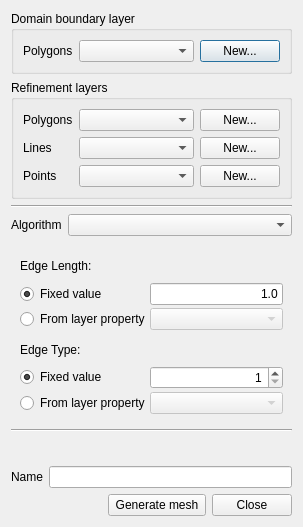
This is MeshToolsPlugin/ui_meshtoolsplugin.ui in jdugge/MeshTools as Qt 5 draws it before an edit. The edited form follows.
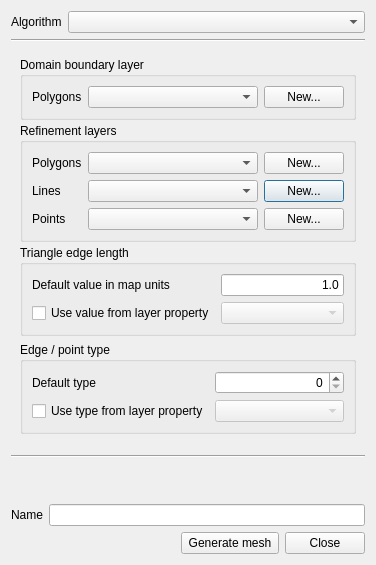
This is the edited form.

Diff of the .ui file:
```diff
--- a/MeshToolsPlugin/ui_meshtoolsplugin.ui
+++ b/MeshToolsPlugin/ui_meshtoolsplugin.ui
@@ -6,8 +6,8 @@
    <rect>
     <x>0</x>
     <y>0</y>
-    <width>303</width>
-    <height>527</height>
+    <width>376</width>
+    <height>565</height>
    </rect>
   </property>
   <property name="windowTitle">
@@ -15,20 +15,16 @@
   </property>
   <layout class="QVBoxLayout" name="verticalLayout">
    <item>
-    <widget class="QGroupBox" name="groupBox_2">
-     <property name="title">
-      <string>Domain boundary layer</string>
-     </property>
-     <layout class="QGridLayout" name="gridLayout">
-      <item row="0" column="0">
-       <widget class="QLabel" name="label_9">
+    <layout class="QHBoxLayout" name="horizontalLayout">
+     <item>
+      <widget class="QLabel" name="label_6">
         <property name="text">
-         <string>Polygons</string>
+        <string>Algorithm</string>
         </property>
        </widget>
       </item>
-      <item row="0" column="1">
-       <widget class="QComboBox" name="cbBoundaryPolygons">
+     <item>
+      <widget class="QComboBox" name="cbAlgorithm">
         <property name="sizePolicy">
          <sizepolicy hsizetype="Preferred" vsizetype="Fixed">
           <horstretch>1</horstretch>
@@ -37,17 +33,44 @@
         </property>
        </widget>
       </item>
-      <item row="0" column="2">
-       <widget class="QPushButton" name="pbNewPolygons_2">
-        <property name="text">
-         <string>New...</string>
-        </property>
-       </widget>
-      </item>
-     </layout>
+    </layout>
+   </item>
+   <item>
+    <widget class="Line" name="line_2">
+     <property name="orientation">
+      <enum>Qt::Horizontal</enum>
+     </property>
     </widget>
    </item>
    <item>
+    <widget class="QStackedWidget" name="swAlgorithmControls">
+     <property name="frameShape">
+      <enum>QFrame::NoFrame</enum>
+     </property>
+     <property name="frameShadow">
+      <enum>QFrame::Plain</enum>
+     </property>
+     <property name="currentIndex">
+      <number>0</number>
+     </property>
+     <widget class="QWidget" name="pageEasyMesh">
+      <layout class="QVBoxLayout" name="verticalLayout_2">
+       <item>
+        <widget class="QWidget" name="wEdgeLength" native="true">
+         <property name="enabled">
+          <bool>true</bool>
+         </property>
+         <layout class="QGridLayout" name="gridLayout_3">
+          <property name="horizontalSpacing">
+           <number>0</number>
+          </property>
+          <property name="verticalSpacing">
+           <number>3</number>
+          </property>
+          <property name="margin">
+           <number>0</number>
+          </property>
+          <item row="1" column="0" colspan="2">
     <widget class="QGroupBox" name="groupBox">
      <property name="title">
       <string>Refinement layers</string>
@@ -112,8 +135,6 @@
        </widget>
       </item>
      </layout>
-     <zorder></zorder>
-     <zorder></zorder>
      <zorder>label</zorder>
      <zorder>cbPolygons</zorder>
      <zorder>pbNewPolygons</zorder>
@@ -125,24 +146,21 @@
      <zorder>pbNewPoints</zorder>
     </widget>
    </item>
-   <item>
-    <widget class="Line" name="line_2">
-     <property name="orientation">
-      <enum>Qt::Horizontal</enum>
-     </property>
-    </widget>
-   </item>
-   <item>
-    <layout class="QHBoxLayout" name="horizontalLayout">
-     <item>
-      <widget class="QLabel" name="label_6">
+          <item row="0" column="0" colspan="2">
+           <widget class="QGroupBox" name="groupBox_2">
+            <property name="title">
+             <string>Domain boundary layer</string>
+            </property>
+            <layout class="QGridLayout" name="gridLayout">
+             <item row="0" column="0">
+              <widget class="QLabel" name="label_9">
        <property name="text">
-        <string>Algorithm</string>
+                <string>Polygons</string>
        </property>
       </widget>
      </item>
-     <item>
-      <widget class="QComboBox" name="cbAlgorithm">
+             <item row="0" column="1">
+              <widget class="QComboBox" name="cbBoundaryPolygons">
        <property name="sizePolicy">
         <sizepolicy hsizetype="Preferred" vsizetype="Fixed">
          <horstretch>1</horstretch>
@@ -151,71 +169,30 @@
        </property>
       </widget>
      </item>
-    </layout>
-   </item>
-   <item>
-    <widget class="QStackedWidget" name="swAlgorithmControls">
-     <property name="frameShape">
-      <enum>QFrame::NoFrame</enum>
-     </property>
-     <property name="frameShadow">
-      <enum>QFrame::Plain</enum>
-     </property>
-     <property name="currentIndex">
-      <number>0</number>
-     </property>
-     <widget class="QWidget" name="pageEasyMesh">
-      <layout class="QVBoxLayout" name="verticalLayout_2">
-       <item>
-        <widget class="QWidget" name="wEdgeLength" native="true">
-         <property name="enabled">
-          <bool>true</bool>
-         </property>
-         <layout class="QGridLayout" name="gridLayout_3">
-          <property name="horizontalSpacing">
-           <number>0</number>
-          </property>
-          <property name="verticalSpacing">
-           <number>3</number>
-          </property>
-          <property name="margin">
-           <number>0</number>
-          </property>
+             <item row="0" column="2">
+              <widget class="QPushButton" name="pbNewPolygons_2">
+               <property name="text">
+                <string>New...</string>
+               </property>
+              </widget>
+             </item>
+            </layout>
+           </widget>
+          </item>
+          <item row="2" column="0">
+           <widget class="QGroupBox" name="groupBox_3">
+            <property name="title">
+             <string>Triangle edge length</string>
+            </property>
+            <layout class="QGridLayout" name="gridLayout_7">
           <item row="0" column="0">
-           <widget class="QLabel" name="label_4">
+              <widget class="QLabel" name="label_10">
             <property name="text">
-             <string>Edge Length:</string>
+                <string>Default value in map units</string>
             </property>
            </widget>
           </item>
-          <item row="2" column="0" colspan="2">
-           <widget class="QRadioButton" name="rbLengthFromLayer">
-            <property name="text">
-             <string>From layer property</string>
-            </property>
-            <property name="checked">
-             <bool>false</bool>
-            </property>
-           </widget>
-          </item>
-          <item row="2" column="2">
-           <widget class="QComboBox" name="cbLength">
-            <property name="enabled">
-             <bool>false</bool>
-            </property>
-           </widget>
-          </item>
-          <item row="1" column="0">
-           <widget class="QRadioButton" name="rbLengthFixed">
-            <property name="text">
-             <string>Fixed value</string>
-            </property>
-            <property name="checked">
-             <bool>true</bool>
-            </property>
-           </widget>
-          </item>
-          <item row="1" column="2">
+             <item row="0" column="1">
            <widget class="QLineEdit" name="leLength">
             <property name="text">
              <string>1.0</string>
@@ -225,25 +202,43 @@
             </property>
            </widget>
           </item>
-         </layout>
-        </widget>
-       </item>
-       <item>
-        <widget class="QWidget" name="wEdgeType" native="true">
+             <item row="1" column="0">
+              <widget class="QCheckBox" name="chkbLengthFromLayer">
+               <property name="text">
+                <string>Use value from layer property</string>
+               </property>
+               <property name="checked">
+                <bool>false</bool>
+               </property>
+              </widget>
+             </item>
+             <item row="1" column="1">
+              <widget class="QComboBox" name="cbLength">
          <property name="enabled">
-          <bool>true</bool>
-         </property>
-         <layout class="QGridLayout" name="gridLayout_5">
-          <property name="horizontalSpacing">
-           <number>0</number>
-          </property>
-          <property name="verticalSpacing">
-           <number>3</number>
-          </property>
-          <property name="margin">
-           <number>0</number>
-          </property>
-          <item row="1" column="2">
+                <bool>false</bool>
+               </property>
+              </widget>
+             </item>
+            </layout>
+           </widget>
+          </item>
+         </layout>
+        </widget>
+       </item>
+       <item>
+        <widget class="QGroupBox" name="groupBox_4">
+         <property name="title">
+          <string>Edge / point type</string>
+         </property>
+         <layout class="QGridLayout" name="gridLayout_8">
+          <item row="0" column="0">
+           <widget class="QLabel" name="label_4">
+            <property name="text">
+             <string>Default type</string>
+            </property>
+           </widget>
+          </item>
+          <item row="0" column="1">
            <widget class="QSpinBox" name="sbType">
             <property name="sizePolicy">
              <sizepolicy hsizetype="Minimum" vsizetype="Fixed">
@@ -255,41 +250,24 @@
              <set>Qt::AlignRight|Qt::AlignTrailing|Qt::AlignVCenter</set>
             </property>
             <property name="minimum">
-             <number>1</number>
+             <number>0</number>
             </property>
             <property name="maximum">
              <number>9999</number>
             </property>
            </widget>
           </item>
-          <item row="0" column="0">
-           <widget class="QLabel" name="label_7">
-            <property name="text">
-             <string>Edge Type:</string>
-            </property>
-           </widget>
-          </item>
-          <item row="2" column="0" colspan="2">
-           <widget class="QRadioButton" name="rbTypeFromLayer">
-            <property name="text">
-             <string>From layer property</string>
-            </property>
-            <property name="checked">
-             <bool>false</bool>
-            </property>
-           </widget>
-          </item>
           <item row="1" column="0">
-           <widget class="QRadioButton" name="rbTypeFixed">
+           <widget class="QCheckBox" name="chkbTypeFromLayer">
             <property name="text">
-             <string>Fixed value</string>
+             <string>Use type from layer property</string>
             </property>
             <property name="checked">
-             <bool>true</bool>
+             <bool>false</bool>
             </property>
            </widget>
           </item>
-          <item row="2" column="2">
+          <item row="1" column="1">
            <widget class="QComboBox" name="cbType">
             <property name="enabled">
              <bool>false</bool>
@@ -299,6 +277,24 @@
          </layout>
         </widget>
        </item>
+       <item>
+        <widget class="QWidget" name="wEdgeType" native="true">
+         <property name="enabled">
+          <bool>true</bool>
+         </property>
+         <layout class="QGridLayout" name="gridLayout_5">
+          <property name="horizontalSpacing">
+           <number>0</number>
+          </property>
+          <property name="verticalSpacing">
+           <number>3</number>
+          </property>
+          <property name="margin">
+           <number>0</number>
+          </property>
+         </layout>
+        </widget>
+       </item>
       </layout>
      </widget>
      <widget class="QWidget" name="pageTriangle">
@@ -502,10 +498,9 @@
   <zorder>line</zorder>
   <zorder>line_2</zorder>
   <zorder>swAlgorithmControls</zorder>
-  <zorder>groupBox</zorder>
-  <zorder>groupBox_2</zorder>
   <zorder>widget</zorder>
   <zorder>verticalSpacer</zorder>
+  <zorder></zorder>
  </widget>
  <resources/>
  <connections>
```
Left out of the diff: 96 changed lines with no effect on the pictures. Lines whose indentation alone changed are shown as unchanged.
